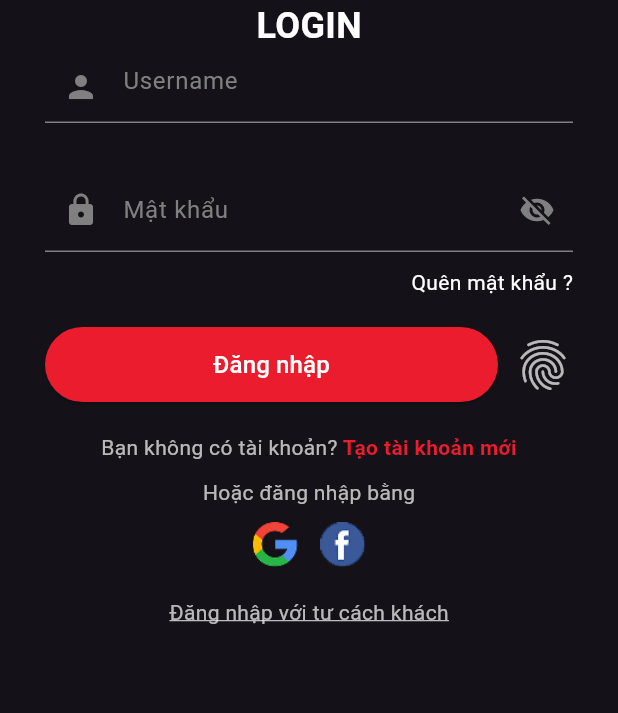
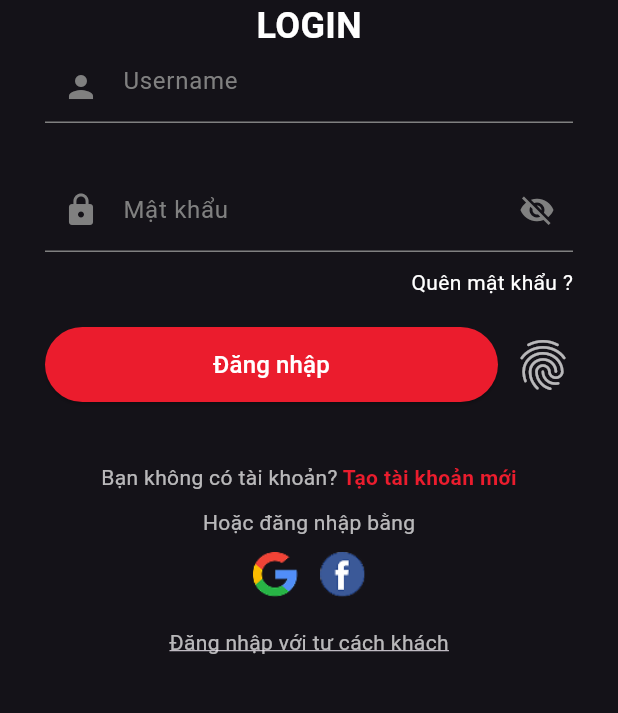
Before and after one commit to letranbason/design_ui, a Flutter app: the screen it shows after launch, on a phone screen of 412 x 824 dp, the part 390-1103 px from its top. Run offline on Flutter 3.47's test engine with Material 3 defaults, Android fonts, the phone set to English and light mode, and no system bars; our stand-ins replace curved_navigation_bar.

Commit message:
update screen welcome

```diff
--- a/lib/screens/auth/login_screen.dart
+++ b/lib/screens/auth/login_screen.dart
@@ -85,7 +85,7 @@ class LoginScreen extends StatelessWidget {
                   Icon(Icons.fingerprint, size: 40, color: AppColors.subTitle),
                 ],
               ),
-              SizedBox(height: 20),
+              SizedBox(height: 40),
               Row(
                 mainAxisAlignment: MainAxisAlignment.center,
                 children: [
--- a/lib/screens/welcome_screen.dart
+++ b/lib/screens/welcome_screen.dart
@@ -3,6 +3,8 @@ import 'package:flutter/material.dart';
 import 'package:flutter/scheduler.dart';
 
 class WelcomeScreen extends StatefulWidget {
+  const WelcomeScreen({super.key});
+
   @override
   _WelcomeScreenState createState() => _WelcomeScreenState();
 }
--- a/lib/widget/navigation_menu.dart
+++ b/lib/widget/navigation_menu.dart
@@ -18,9 +18,10 @@ class _NavigationBarState extends State<NavigationMenu> {
   final List<Widget> _pages = [
     const HomeScreen(),
     const DocumentsScreen(),
-    const ProfileScreen(),
+    ProfileScreen(),
   ];
 
+  @override
   Widget build(BuildContext context) {
     return Scaffold(
       backgroundColor: AppColors.primaryBlack,
--- a/lib/widget/text_animation.dart
+++ b/lib/widget/text_animation.dart
@@ -1,6 +1,8 @@
 import 'package:flutter/material.dart';
 
 class MovingGradientText extends StatefulWidget {
+  const MovingGradientText({super.key});
+
   @override
   _MovingGradientTextState createState() => _MovingGradientTextState();
 }
--- a/pubspec.yaml
+++ b/pubspec.yaml
@@ -34,6 +34,8 @@ dependencies:
   # The following adds the Cupertino Icons font to your application.
   # Use with the CupertinoIcons class for iOS style icons.
   cupertino_icons: ^1.0.8
+  animated_text_kit: ^4.2.2
+  flutter_animate: ^4.2.0
 
 dev_dependencies:
   flutter_test:
```
Also changed, not shown: pubspec.lock.
